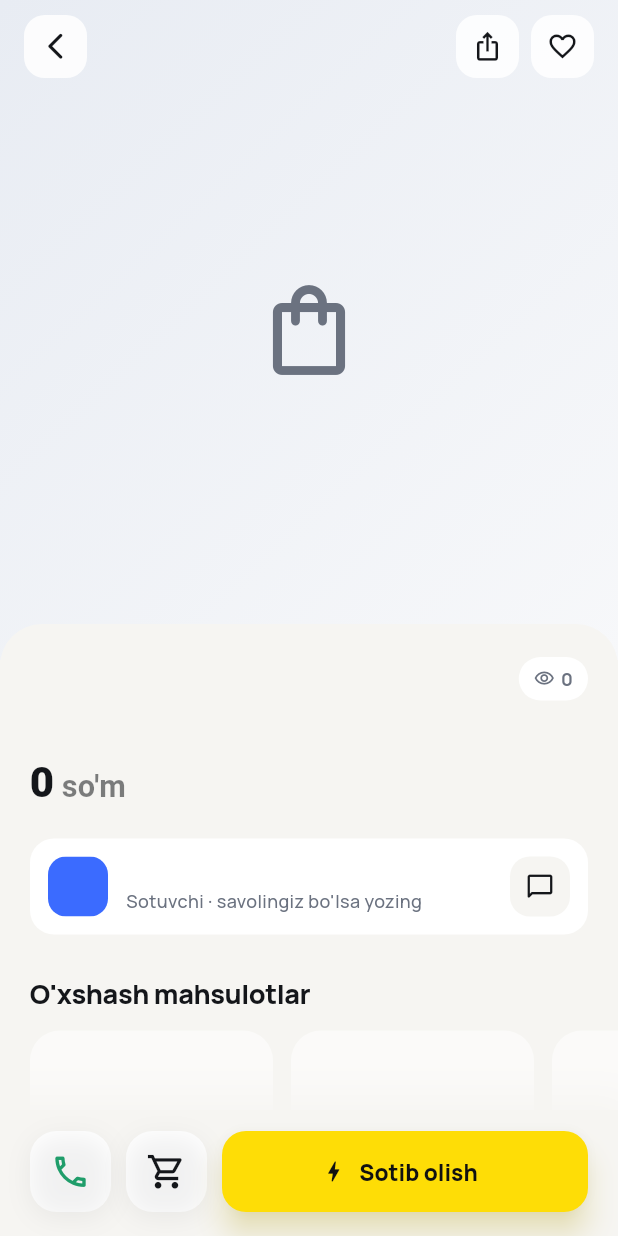
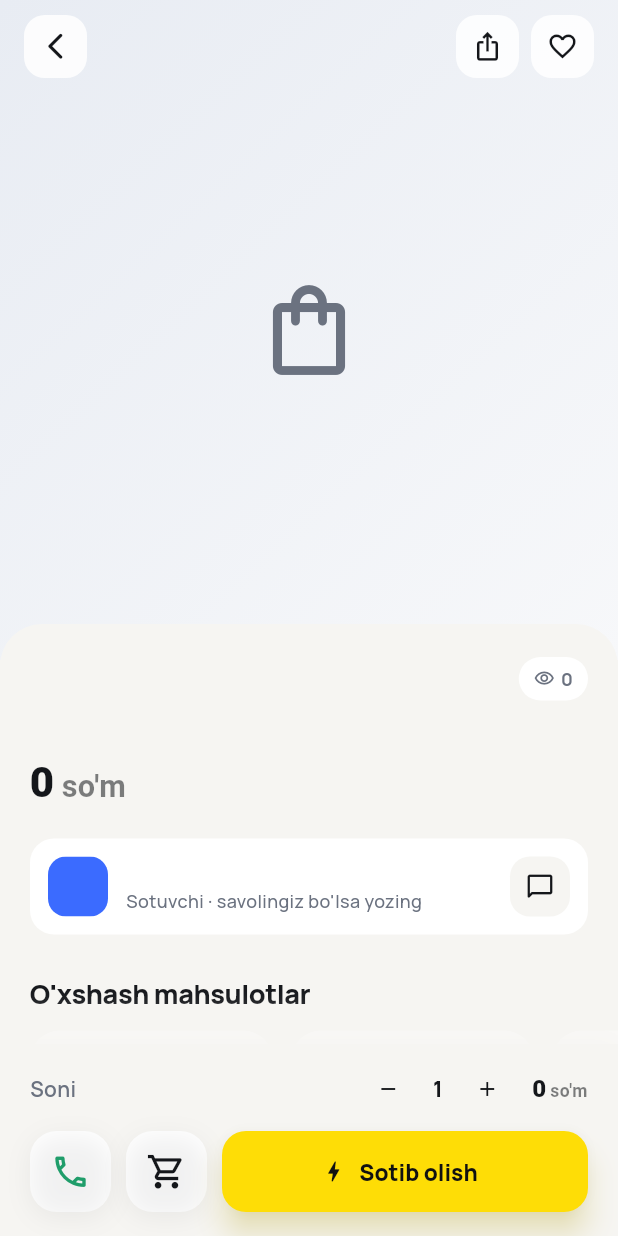
Before and after one commit to norqulovakobir/Saler, a Flutter app: the ProductScreen screen opened directly with empty values, on a phone screen of 412 x 824 dp. Run offline on Flutter 3.47's test engine with Material 3 defaults, Android fonts, the phone set to English and light mode, and no system bars; our stand-ins replace device_info_plus, flutter_local_notifications, flutter_map, geolocator, image_picker, latlong2 and 2 more; accounts and stored records are empty; network calls fail.

Commit message:
feat: buyurtmada mahsulot sonini tanlash
Avval "Sotib olish" va savat tugmasi qat'iy 1 dona yuborardi
(CartItem(p, 1)) — ko'proq olish uchun savatga qo'shib, savat oynasida
sonni oshirish kerak edi.

Endi soni uch joyda tanlanadi:
- mahsulot sahifasi: pastki panelda "Soni - 1 +" va yonida jami narx;
  tanlangan son savatga ham, to'g'ridan-to'g'ri buyurtmaga ham ketadi
- buyurtma oynasi: har qator yonida stepper, ya'ni oxirgi qadamda ham
  o'zgartiriladi. Email kodi bosqichida u "x 3" matniga aylanadi —
  tasdiqlash paytida summa o'zgarib ketmasligi uchun
- savat: avvaldan bor edi, tegilmadi

Savatdan kelgan buyurtmada son AppState.changeQty orqali savatning o'ziga
yoziladi va saqlanadi; to'g'ridan-to'g'ri sotib olishda faqat oynaning
nusxasi o'zgaradi. Chegara 1..50 — savatdagi bilan bir xil.

Server o'zgarmadi: /api/orders qty ni allaqachon qabul qiladi, 1..99 ga
cheklaydi va narxni ko'paytiradi.

```diff
--- a/flutter_app/lib/screens/shops_screen.dart
+++ b/flutter_app/lib/screens/shops_screen.dart
@@ -737,16 +737,41 @@ String _compactNum(int n) => n >= 1000000
         ? '${(n / 1000).toStringAsFixed(1)}K'
         : '$n';
 
-Future<void> _addToCart(BuildContext context, Product p) async {
-  if (!AppState.instance.addToCart(p)) {
+Future<void> _addToCart(BuildContext context, Product p, {int qty = 1}) async {
+  if (!AppState.instance.addToCart(p, qty: qty)) {
     final ok = await confirmDialog(
         context, tr("Savatchada boshqa do'kon mahsuloti bor"),
         text: tr("Tozalab, shu do'kondan boshlaymizmi?"),
         ok: tr('Ha, tozalash'));
     if (!ok) return;
-    AppState.instance.addToCart(p, force: true);
+    AppState.instance.addToCart(p, force: true, qty: qty);
   }
   if (context.mounted) showToast(context, tr("Savatchaga qo'shildi"));
+}
+
+/// Soni tanlash: − 1 + . Mahsulot sahifasida ham, buyurtma oynasida ham
+/// bir xil ko'rinadi. Chegara 1..50 — savatdagi bilan bir xil.
+class QtyStepper extends StatelessWidget {
+  final int qty;
+  final ValueChanged<int> onChange;
+  final double size;
+  const QtyStepper(
+      {super.key, required this.qty, required this.onChange, this.size = 32});
+  @override
+  Widget build(BuildContext context) {
+    final p = context.p;
+    return Row(mainAxisSize: MainAxisSize.min, children: [
+      IconBtn(Icons.remove,
+          size: size, bg: p.bg, onTap: qty > 1 ? () => onChange(-1) : null),
+      SizedBox(
+          width: 34,
+          child: Text('$qty',
+              textAlign: TextAlign.center,
+              style: const TextStyle(fontWeight: FontWeight.w800))),
+      IconBtn(Icons.add,
+          size: size, bg: p.bg, onTap: qty < 50 ? () => onChange(1) : null),
+    ]);
+  }
 }
 
 /// Ulashish: tizimning ulashish oynasi (Telegram, SMS, ...).
@@ -826,6 +851,7 @@ class ProductScreen extends StatefulWidget {
 class _ProductScreenState extends State<ProductScreen> {
   int page = 0;
   int? views;
+  int qty = 1;
 
   @override
   void initState() {
@@ -912,7 +938,7 @@ class _ProductScreenState extends State<ProductScreen> {
                   color: pal.bg,
                   borderRadius:
                       const BorderRadius.vertical(top: Radius.circular(28))),
-              padding: const EdgeInsets.fromLTRB(20, 22, 20, 28),
+              padding: const EdgeInsets.fromLTRB(20, 22, 20, 110),
               child: Column(
                   crossAxisAlignment: CrossAxisAlignment.start,
                   children: [
@@ -1050,7 +1076,23 @@ class _ProductScreenState extends State<ProductScreen> {
             decoration: BoxDecoration(color: pal.bg, boxShadow: [
               BoxShadow(color: pal.bg, blurRadius: 20, spreadRadius: 10)
             ]),
-            child: Row(children: [
+            child: Column(mainAxisSize: MainAxisSize.min, children: [
+              // Soni shu yerda tanlanadi: savatga ham, to'g'ridan-to'g'ri
+              // buyurtmaga ham o'sha son ketadi.
+              Row(children: [
+                Text(tr('Soni'),
+                    style: TextStyle(
+                        color: pal.muted, fontWeight: FontWeight.w600)),
+                const Spacer(),
+                QtyStepper(
+                    qty: qty,
+                    onChange: (d) =>
+                        setState(() => qty = (qty + d).clamp(1, 50))),
+                const SizedBox(width: 14),
+                PriceText(p.price * qty, size: 16),
+              ]),
+              const SizedBox(height: 12),
+              Row(children: [
                 IconBtn(Icons.phone_outlined,
                     size: 54,
                     color: pal.success,
@@ -1059,14 +1101,15 @@ class _ProductScreenState extends State<ProductScreen> {
                         : () => launchUrl(Uri.parse('tel:${shop.phone}'))),
                 const SizedBox(width: 10),
                 IconBtn(Icons.shopping_cart_outlined,
-                  size: 54, onTap: () => _addToCart(context, p)),
+                    size: 54, onTap: () => _addToCart(context, p, qty: qty)),
                 const SizedBox(width: 10),
                 Expanded(
                     child: FilledButton.icon(
                         icon: const Icon(Icons.bolt_rounded, size: 18),
                         label: Text(tr('Sotib olish')),
                         onPressed: () =>
-                          openOrderForm(context, [CartItem(p, 1)]))),
+                            openOrderForm(context, [CartItem(p, qty)]))),
+              ]),
             ]),
           ),
         ),
@@ -1227,6 +1270,21 @@ class _OrderSheetState extends State<OrderSheet> {
   int get total => widget.items.fold(0, (s, i) => s + i.product.price * i.qty);
   bool get registered => Api.instance.registered;
 
+  /// Savatdan kelgan buyurtmada son savatga ham yoziladi (u saqlanadi va
+  /// savat oynasi bilan bir xil qoladi). To'g'ridan-to'g'ri sotib olishda
+  /// esa faqat shu oynaning nusxasi o'zgaradi.
+  void _changeQty(CartItem it, int d) {
+    final next = it.qty + d;
+    if (next < 1 || next > 50) return;
+    setState(() {
+      if (widget.fromCart) {
+        AppState.instance.changeQty(it, d);
+      } else {
+        it.qty = next;
+      }
+    });
+  }
+
   @override
   void dispose() {
     form.dispose();
@@ -1332,20 +1390,33 @@ class _OrderSheetState extends State<OrderSheet> {
                     border:
                         context.isDark ? Border.all(color: p.border) : null),
                 child: Column(children: [
+                  // Soni oxirgi qadamda ham o'zgartiriladi: buyurtmani
+                  // bekor qilib, mahsulotga qaytishning hojati qolmaydi.
                   for (final i in widget.items)
                     Padding(
-                        padding: const EdgeInsets.only(bottom: 6),
+                        padding: const EdgeInsets.only(bottom: 8),
                         child: Row(children: [
                           Expanded(
-                              child: Text(
-                                  i.qty > 1
-                                      ? '${i.product.name} × ${i.qty}'
-                                      : i.product.name,
+                              child: Text(i.product.name,
+                                  maxLines: 2,
+                                  overflow: TextOverflow.ellipsis,
                                   style: const TextStyle(
                                       fontWeight: FontWeight.w600))),
-                          Text(fmtPrice(i.product.price * i.qty),
-                              style:
-                                  const TextStyle(fontWeight: FontWeight.w700))
+                          if (!codeStep)
+                            QtyStepper(
+                                qty: i.qty,
+                                size: 28,
+                                onChange: (d) => _changeQty(i, d)),
+                          if (codeStep)
+                            Text('× ${i.qty}',
+                                style: const TextStyle(
+                                    fontWeight: FontWeight.w700)),
+                          SizedBox(
+                              width: 92,
+                              child: Text(fmtPrice(i.product.price * i.qty),
+                                  textAlign: TextAlign.right,
+                                  style: const TextStyle(
+                                      fontWeight: FontWeight.w700)))
                         ])),
                   Divider(color: p.border),
                   Row(children: [
--- a/flutter_app/lib/state.dart
+++ b/flutter_app/lib/state.dart
@@ -202,13 +202,14 @@ class AppState extends ChangeNotifier {
   int get cartTotal => cart.fold(0, (s, c) => s + c.product.price * c.qty);
 
   /// Boshqa do'kon mahsuloti bo'lsa false qaytaradi (tasdiqlash kerak)
-  bool addToCart(Product p, {bool force = false}) {
+  bool addToCart(Product p, {bool force = false, int qty = 1}) {
     if (cart.isNotEmpty && cart.first.product.shopId != p.shopId) {
       if (!force) return false;
       cart.clear();
     }
+    final add = qty.clamp(1, 50);
     final it = cart.where((c) => c.product.id == p.id).firstOrNull;
-    it != null ? it.qty = (it.qty + 1).clamp(1, 50) : cart.add(CartItem(p, 1));
+    it != null ? it.qty = (it.qty + add).clamp(1, 50) : cart.add(CartItem(p, add));
     notifyListeners();
     _saveCart();
     return true;
```
Lines whose indentation alone changed are shown as unchanged.
